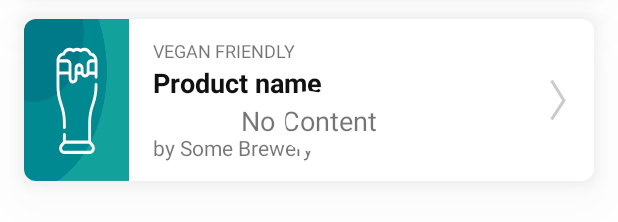
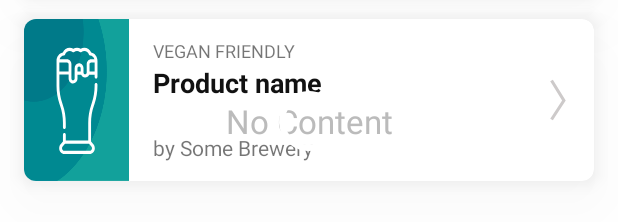
Before and after one commit to smbduknow/VeganDrinks, an Android app: the layout activity_main.xml on its own in the app's theme, with its tools: preview values and no code run, on a phone screen of 412 x 824 dp. Shown: the part 497-719 px from the top of the screen. Run offline under Robolectric (Android 15) with nearby library versions, the phone set to English and light mode, and no system bars.

Commit message:
Minor empty text style change

```diff
--- a/app/src/main/res/layout/activity_main.xml
+++ b/app/src/main/res/layout/activity_main.xml
@@ -51,7 +51,8 @@
         android:layout_height="match_parent"
         android:gravity="center"
         android:padding="16dp"
-        android:textSize="18sp"
+        android:textSize="22sp"
+        android:textColor="#bbbbbb"
         tools:text="No Content" />
 
     <ProgressBar
```
